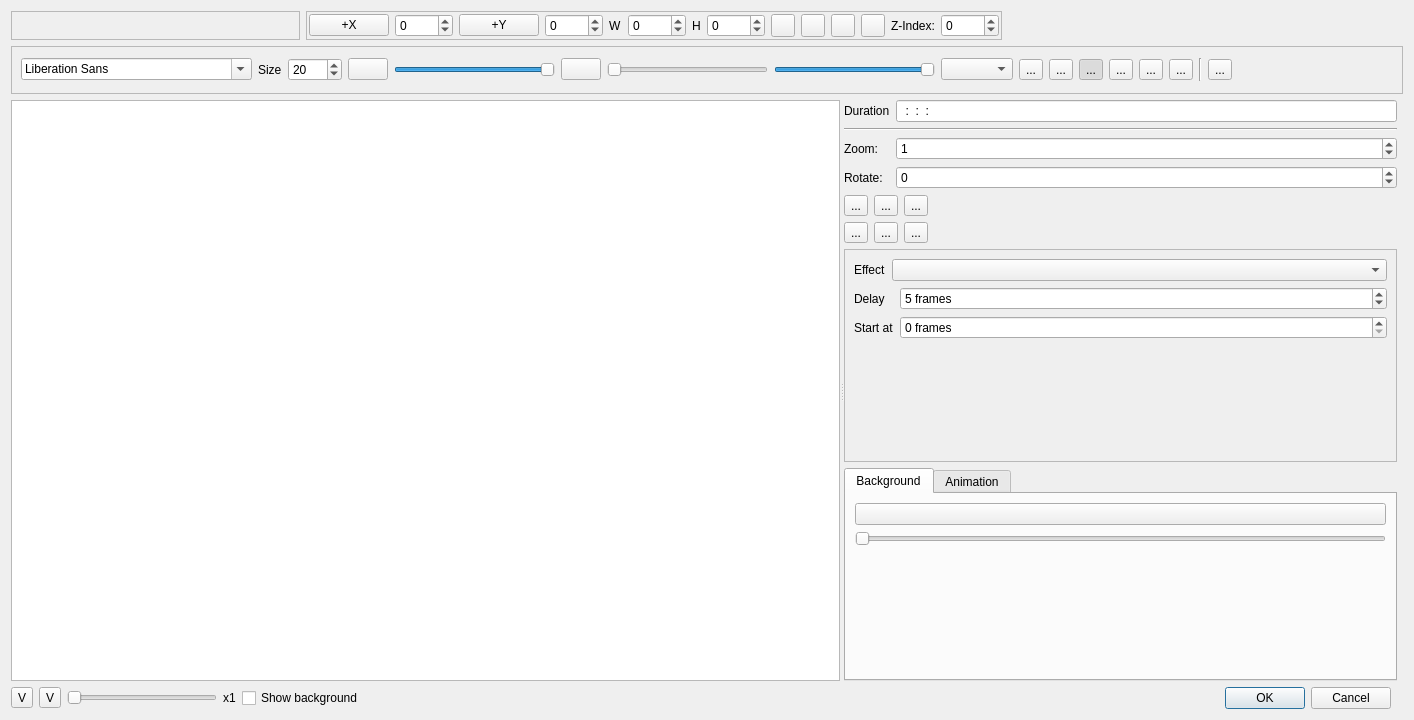
Old version of the form src/widgets/titlewidget_ui.ui in the repository KDE/kdenlive.
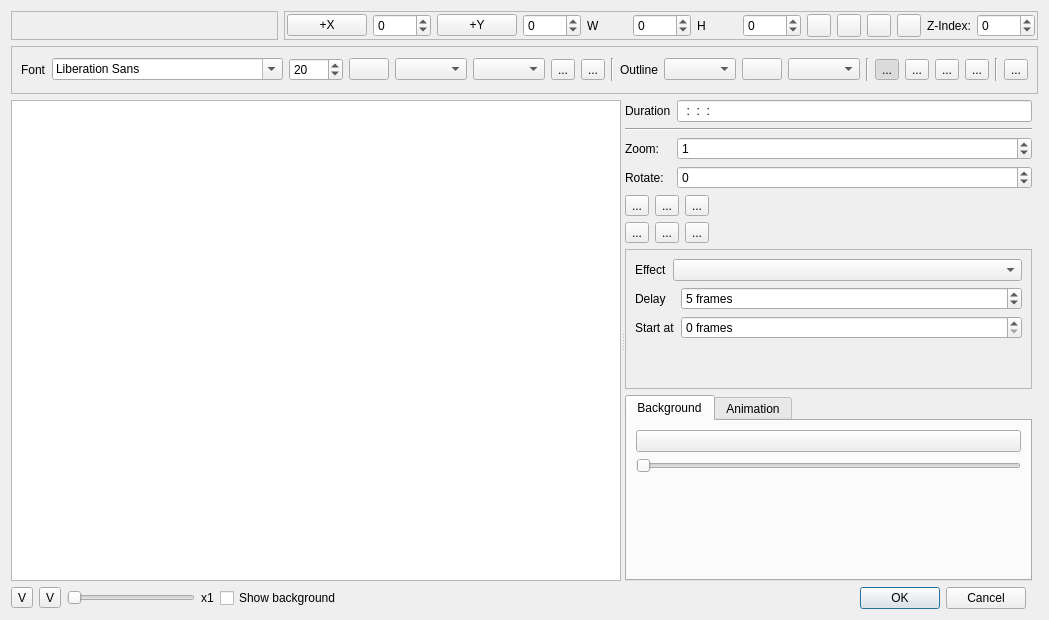
New version of the form. Custom widgets are drawn as their Qt base class.

Commit message: Re-use KOffice widget in the titler to gain space (spin box with popup slider)

What changed in the file:
```diff
--- a/src/widgets/titlewidget_ui.ui
+++ b/src/widgets/titlewidget_ui.ui
@@ -6,8 +6,8 @@
    <rect>
     <x>0</x>
     <y>0</y>
-    <width>1414</width>
-    <height>720</height>
+    <width>900</width>
+    <height>579</height>
    </rect>
   </property>
   <property name="sizePolicy">
@@ -39,7 +39,7 @@
    <item row="0" column="5" colspan="4">
     <widget class="QFrame" name="frame_properties">
      <property name="sizePolicy">
-      <sizepolicy hsizetype="Maximum" vsizetype="Preferred">
+      <sizepolicy hsizetype="MinimumExpanding" vsizetype="Preferred">
        <horstretch>0</horstretch>
        <verstretch>0</verstretch>
       </sizepolicy>
@@ -889,16 +889,16 @@
       <layout class="QGridLayout" name="gridLayout_16">
        <item row="0" column="0">
         <layout class="QHBoxLayout" name="horizontalLayout_4">
+         <item>
+          <widget class="QLabel" name="label_17">
+           <property name="text">
+            <string>Font</string>
+           </property>
+          </widget>
+         </item>
          <item>
           <widget class="QFontComboBox" name="font_family"/>
          </item>
-         <item>
-          <widget class="QLabel" name="label_20">
-           <property name="text">
-            <string>Size</string>
-           </property>
-          </widget>
-         </item>
          <item>
           <widget class="QSpinBox" name="font_size">
            <property name="minimum">
@@ -920,6 +920,9 @@
              <verstretch>0</verstretch>
             </sizepolicy>
            </property>
+           <property name="flat">
+            <bool>false</bool>
+           </property>
            <property name="color">
             <color>
              <red>0</red>
@@ -937,52 +940,7 @@
           </widget>
          </item>
          <item>
-          <widget class="QSlider" name="textAlpha">
-           <property name="maximum">
-            <number>255</number>
-           </property>
-           <property name="pageStep">
-            <number>1</number>
-           </property>
-           <property name="value">
-            <number>255</number>
-           </property>
-           <property name="orientation">
-            <enum>Qt::Horizontal</enum>
-           </property>
-          </widget>
-         </item>
-         <item>
-          <widget class="KColorButton" name="textOutlineColor"/>
-         </item>
-         <item>
-          <widget class="QSlider" name="textOutline">
-           <property name="maximum">
-            <number>200</number>
-           </property>
-           <property name="pageStep">
-            <number>1</number>
-           </property>
-           <property name="orientation">
-            <enum>Qt::Horizontal</enum>
-           </property>
-          </widget>
-         </item>
-         <item>
-          <widget class="QSlider" name="textOutlineAlpha">
-           <property name="maximum">
-            <number>255</number>
-           </property>
-           <property name="pageStep">
-            <number>1</number>
-           </property>
-           <property name="value">
-            <number>255</number>
-           </property>
-           <property name="orientation">
-            <enum>Qt::Horizontal</enum>
-           </property>
-          </widget>
+          <widget class="KoSliderCombo" name="textAlpha"/>
          </item>
          <item>
           <widget class="QComboBox" name="font_weight_box"/>
@@ -1007,6 +965,36 @@
            </property>
           </widget>
          </item>
+         <item>
+          <widget class="Line" name="line_4">
+           <property name="orientation">
+            <enum>Qt::Vertical</enum>
+           </property>
+          </widget>
+         </item>
+         <item>
+          <widget class="QLabel" name="label_18">
+           <property name="text">
+            <string>Outline</string>
+           </property>
+          </widget>
+         </item>
+         <item>
+          <widget class="KoSliderCombo" name="textOutline"/>
+         </item>
+         <item>
+          <widget class="KColorButton" name="textOutlineColor"/>
+         </item>
+         <item>
+          <widget class="KoSliderCombo" name="textOutlineAlpha"/>
+         </item>
+         <item>
+          <widget class="Line" name="line_5">
+           <property name="orientation">
+            <enum>Qt::Vertical</enum>
+           </property>
+          </widget>
+         </item>
          <item>
           <widget class="QToolButton" name="buttonAlignNone">
            <property name="text">
@@ -1148,6 +1136,11 @@
    <extends>KLineEdit</extends>
    <header>krestrictedline.h</header>
   </customwidget>
+  <customwidget>
+   <class>KoSliderCombo</class>
+   <extends>QComboBox</extends>
+   <header>KoSliderCombo.h</header>
+  </customwidget>
  </customwidgets>
  <resources/>
  <connections>
```
The commit also changes 4 other files.
